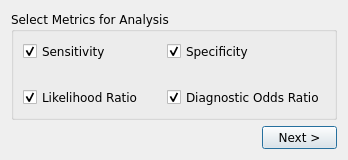
Qt form src/rc_metastudio/forms/diagnostic_metrics.ui (AliSalman-et-al/openmeta-analyst-community) before a commit.
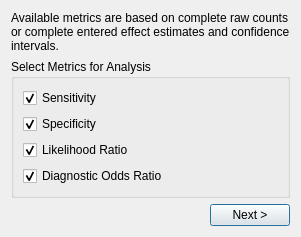
The same form after that commit. Icons and pictures are not drawn.

The edit to the form file:
```diff
--- a/src/rc_metastudio/forms/diagnostic_metrics.ui
+++ b/src/rc_metastudio/forms/diagnostic_metrics.ui
@@ -2,138 +2,37 @@
 <ui version="4.0">
  <class>diag_metric</class>
  <widget class="QDialog" name="diag_metric">
-  <property name="windowModality">
-   <enum>Qt::ApplicationModal</enum>
-  </property>
-  <property name="geometry">
-   <rect>
-    <x>0</x>
-    <y>0</y>
-    <width>348</width>
-    <height>160</height>
-   </rect>
-  </property>
-  <property name="minimumSize">
-   <size>
-    <width>250</width>
-    <height>140</height>
-   </size>
-  </property>
-  <property name="maximumSize">
-   <size>
-    <width>10000</width>
-    <height>10000</height>
-   </size>
-  </property>
-  <property name="font">
-   <font>
-    <family>Verdana</family>
-   </font>
-  </property>
-  <property name="windowTitle">
-   <string>Diagnostic Metrics</string>
-  </property>
-  <property name="windowIcon">
-   <iconset>
-    <normaloff>:/misc/meta.png</normaloff>:/misc/meta.png</iconset>
-  </property>
-  <layout class="QGridLayout" name="gridLayout_2">
-   <item row="0" column="0">
-    <widget class="QGroupBox" name="metrics_grp_box">
-     <property name="title">
-      <string>Select Metrics for Analysis</string>
-     </property>
-     <layout class="QVBoxLayout" name="verticalLayout">
-      <item>
-       <layout class="QGridLayout" name="gridLayout">
-        <item row="0" column="0">
-         <widget class="QCheckBox" name="chk_box_sens">
-          <property name="text">
-           <string>Sensitivity</string>
-          </property>
-          <property name="checked">
-           <bool>true</bool>
-          </property>
-         </widget>
-        </item>
-        <item row="0" column="1">
-         <widget class="QCheckBox" name="chk_box_spec">
-          <property name="text">
-           <string>Specificity</string>
-          </property>
-          <property name="checked">
-           <bool>true</bool>
-          </property>
-         </widget>
-        </item>
-        <item row="2" column="0">
-         <widget class="QCheckBox" name="chk_box_lr">
-          <property name="text">
-           <string>Likelihood Ratio</string>
-          </property>
-          <property name="checked">
-           <bool>true</bool>
-          </property>
-         </widget>
-        </item>
-        <item row="2" column="1">
-         <widget class="QCheckBox" name="chk_box_dor">
-          <property name="text">
-           <string>Diagnostic Odds Ratio</string>
-          </property>
-          <property name="checked">
-           <bool>true</bool>
-          </property>
-         </widget>
-        </item>
-        <item row="1" column="0">
-         <spacer name="verticalSpacer">
-          <property name="orientation">
-           <enum>Qt::Vertical</enum>
-          </property>
-          <property name="sizeHint" stdset="0">
-           <size>
-            <width>20</width>
-            <height>40</height>
-           </size>
-          </property>
-         </spacer>
-        </item>
-       </layout>
-      </item>
-     </layout>
+  <property name="windowModality"><enum>Qt::ApplicationModal</enum></property>
+  <property name="geometry"><rect><x>0</x><y>0</y><width>0</width><height>0</height></rect></property>
+  <property name="windowTitle"><string>Diagnostic Metrics</string></property>
+  <property name="windowIcon"><iconset><normaloff>:/misc/meta.png</normaloff>:/misc/meta.png</iconset></property>
+  <layout class="QVBoxLayout" name="dialog_layout">
+   <item>
+    <widget class="QScrollArea" name="content_scroll">
+     <property name="frameShape"><enum>QFrame::NoFrame</enum></property>
+     <property name="widgetResizable"><bool>true</bool></property>
+     <widget class="QWidget" name="content_widget">
+      <property name="geometry"><rect><x>0</x><y>0</y><width>440</width><height>240</height></rect></property>
+      <layout class="QVBoxLayout" name="content_layout">
+       <property name="leftMargin"><number>0</number></property><property name="topMargin"><number>0</number></property><property name="rightMargin"><number>0</number></property><property name="bottomMargin"><number>0</number></property>
+       <item><widget class="QLabel" name="availability_label"><property name="text"><string>Available metrics are based on complete raw counts or complete entered effect estimates and confidence intervals.</string></property><property name="wordWrap"><bool>true</bool></property></widget></item>
+       <item>
+        <widget class="QGroupBox" name="metrics_grp_box">
+         <property name="title"><string>Select Metrics for Analysis</string></property>
+         <layout class="QVBoxLayout" name="metrics_layout">
+          <item><widget class="QCheckBox" name="chk_box_sens"><property name="text"><string>Sensitivity</string></property><property name="checked"><bool>true</bool></property></widget></item>
+          <item><widget class="QCheckBox" name="chk_box_spec"><property name="text"><string>Specificity</string></property><property name="checked"><bool>true</bool></property></widget></item>
+          <item><widget class="QCheckBox" name="chk_box_lr"><property name="text"><string>Likelihood Ratio</string></property><property name="checked"><bool>true</bool></property></widget></item>
+          <item><widget class="QCheckBox" name="chk_box_dor"><property name="text"><string>Diagnostic Odds Ratio</string></property><property name="checked"><bool>true</bool></property></widget></item>
+         </layout>
+        </widget>
+       </item>
+       <item><spacer name="content_spacer"><property name="orientation"><enum>Qt::Vertical</enum></property><property name="sizeHint" stdset="0"><size><width>20</width><height>0</height></size></property></spacer></item>
+      </layout>
+     </widget>
     </widget>
    </item>
-   <item row="1" column="0">
-    <layout class="QHBoxLayout" name="horizontalLayout">
-     <item>
-      <spacer name="horizontalSpacer">
-       <property name="orientation">
-        <enum>Qt::Horizontal</enum>
-       </property>
-       <property name="sizeHint" stdset="0">
-        <size>
-         <width>200</width>
-         <height>20</height>
-        </size>
-       </property>
-      </spacer>
-     </item>
-     <item>
-      <widget class="QPushButton" name="btn_ok">
-       <property name="maximumSize">
-        <size>
-         <width>75</width>
-         <height>23</height>
-        </size>
-       </property>
-       <property name="text">
-        <string>Next &gt;</string>
-       </property>
-      </widget>
-     </item>
-    </layout>
-   </item>
+   <item><layout class="QHBoxLayout" name="actions_layout"><item><spacer name="actions_spacer"><property name="orientation"><enum>Qt::Horizontal</enum></property><property name="sizeHint" stdset="0"><size><width>40</width><height>20</height></size></property></spacer></item><item><widget class="QPushButton" name="btn_ok"><property name="text"><string>Next &gt;</string></property><property name="default"><bool>true</bool></property></widget></item></layout></item>
   </layout>
  </widget>
  <resources>
```
Left out of the diff: 5 changed lines with no effect on the pictures.
